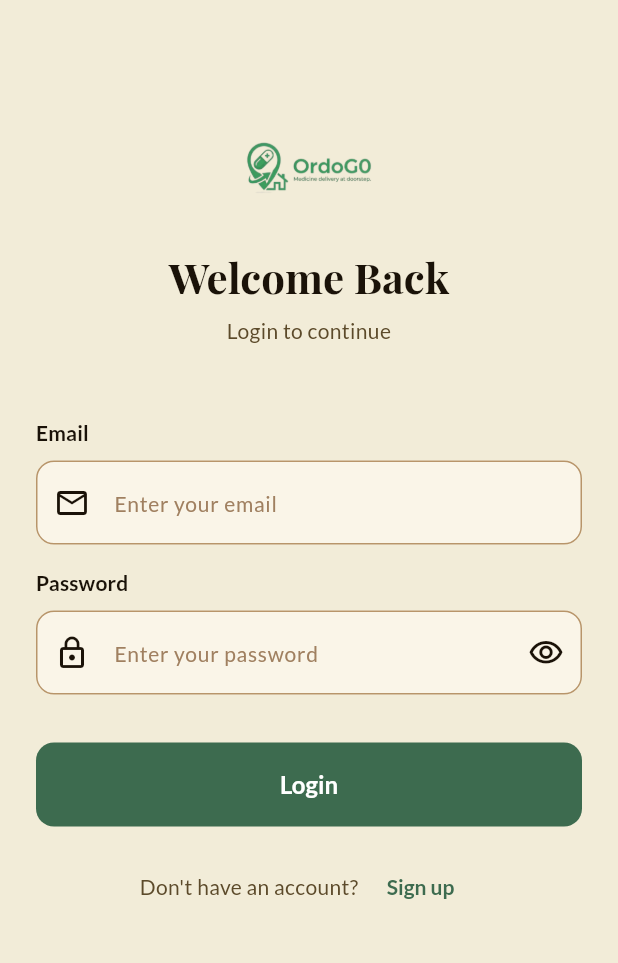
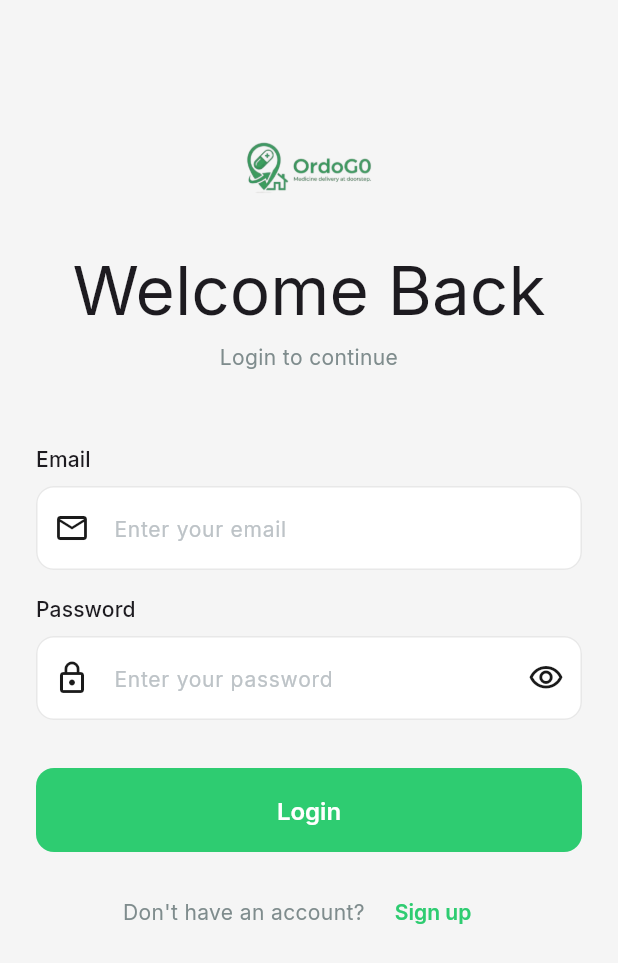
Before and after one commit to techvivek32/pharmacy, a Flutter app: the screen it shows after launch, on a phone screen of 412 x 824 dp. Shown: the top 963 px of the screen. Run offline on Flutter 3.47's test engine with Material 3 defaults, Android fonts, the phone set to English and light mode, and no system bars; our stand-ins replace cached_network_image, flutter_dotenv, flutter_map, geocoding, geolocator, google_fonts and 4 more; missing offline and left inert: razorpay_flutter; accounts and stored records are empty.

Commit message:
feat(theme,orders): update app theme and integrate Razorpay payment
- Replace vintage pharmacy theme with modern green palette and Inter font
- Remove pharmacy name display from order cards to use status labels
- Integrate Razorpay for online payments in quote confirmation flow
- Add service fee display in quote breakdown and improve UI consistency
- Implement payment success/error handling with provider integration

```diff
--- a/patient_app/lib/core/theme/app_theme.dart
+++ b/patient_app/lib/core/theme/app_theme.dart
@@ -2,29 +2,27 @@ import 'package:flutter/material.dart';
 import 'package:google_fonts/google_fonts.dart';
 
 class AppTheme {
-  // Vintage pharmacy palette
-  static const Color primary = Color(0xFF3D6B4F);        // deep pharmacy green
-  static const Color primaryLight = Color(0xFF6B9E7E);
-  static const Color primaryDark = Color(0xFF1B5E20);
-  static const Color secondary = Color(0xFF8B6914);      // antique gold/brown
-  static const Color accent = Color(0xFFC49A3C);         // warm gold
+  static const Color primary = Color(0xFF2ECC71);
+  static const Color primaryDark = Color(0xFF27AE60);
+  static const Color primaryLight = Color(0xFF58D68D);
+  static const Color secondary = Color(0xFF2ECC71);
+  static const Color accent = Color(0xFF2ECC71);
 
-  static const Color background = Color(0xFFF2ECD8);     // parchment
-  static const Color surface = Color(0xFFFAF5E8);        // light parchment
-  static const Color cardBorder = Color(0xFFB8956A);     // copper/brown border
-  static const Color navBar = Color(0xFF2C1F0E);         // dark wood
+  static const Color background = Color(0xFFF5F5F5);
+  static const Color surface = Color(0xFFFFFFFF);
+  static const Color cardBorder = Color(0xFFE8E8E8);
+  static const Color navBar = Color(0xFFFFFFFF);
 
-  static const Color error = Color(0xFFB71C1C);
-  static const Color success = Color(0xFF2E7D32);
-  static const Color warning = Color(0xFFF57F17);
-  static const Color info = Color(0xFF0277BD);
+  static const Color error = Color(0xFFE74C3C);
+  static const Color success = Color(0xFF2ECC71);
+  static const Color warning = Color(0xFFF39C12);
+  static const Color info = Color(0xFF3498DB);
 
-  static const Color textPrimary = Color(0xFF1A1208);
-  static const Color textSecondary = Color(0xFF5C4A2A);
-  static const Color textHint = Color(0xFFA08060);
-  static const Color divider = Color(0xFFD4B896);
+  static const Color textPrimary = Color(0xFF1A1A1A);
+  static const Color textSecondary = Color(0xFF7F8C8D);
+  static const Color textHint = Color(0xFFBDC3C7);
+  static const Color divider = Color(0xFFECF0F1);
 
-  // Spacing
   static const double spacing4 = 4.0;
   static const double spacing8 = 8.0;
   static const double spacing12 = 12.0;
@@ -34,7 +32,6 @@ class AppTheme {
   static const double spacing32 = 32.0;
   static const double spacing48 = 48.0;
 
-  // Border Radius
   static const double radiusSmall = 8.0;
   static const double radiusMedium = 12.0;
   static const double radiusLarge = 16.0;
@@ -58,65 +55,33 @@ class AppTheme {
         onError: Colors.white,
       ),
       scaffoldBackgroundColor: background,
-
-      // Playfair Display for headings, Lato for body
-      textTheme: GoogleFonts.latoTextTheme().copyWith(
-        displayLarge: GoogleFonts.playfairDisplay(
-          fontSize: 32, fontWeight: FontWeight.bold, color: textPrimary, height: 1.2,
-        ),
-        displayMedium: GoogleFonts.playfairDisplay(
-          fontSize: 28, fontWeight: FontWeight.bold, color: textPrimary, height: 1.2,
-        ),
-        displaySmall: GoogleFonts.playfairDisplay(
-          fontSize: 24, fontWeight: FontWeight.w600, color: textPrimary, height: 1.3,
-        ),
-        headlineMedium: GoogleFonts.playfairDisplay(
-          fontSize: 20, fontWeight: FontWeight.w600, color: textPrimary, height: 1.3,
-        ),
-        titleLarge: GoogleFonts.playfairDisplay(
-          fontSize: 18, fontWeight: FontWeight.w600, color: textPrimary, height: 1.4,
-        ),
-        titleMedium: GoogleFonts.lato(
-          fontSize: 16, fontWeight: FontWeight.w700, color: textPrimary, height: 1.4,
-        ),
-        bodyLarge: GoogleFonts.lato(
-          fontSize: 16, fontWeight: FontWeight.normal, color: textPrimary, height: 1.5,
-        ),
-        bodyMedium: GoogleFonts.lato(
-          fontSize: 14, fontWeight: FontWeight.normal, color: textSecondary, height: 1.5,
-        ),
-        bodySmall: GoogleFonts.lato(
-          fontSize: 12, fontWeight: FontWeight.normal, color: textSecondary, height: 1.5,
-        ),
-        labelLarge: GoogleFonts.lato(
-          fontSize: 14, fontWeight: FontWeight.w600, color: textPrimary, height: 1.4,
-        ),
+      textTheme: GoogleFonts.interTextTheme().copyWith(
+        displayLarge: GoogleFonts.inter(fontSize: 32, fontWeight: FontWeight.bold, color: textPrimary),
+        displaySmall: GoogleFonts.inter(fontSize: 24, fontWeight: FontWeight.w600, color: textPrimary),
+        headlineMedium: GoogleFonts.inter(fontSize: 20, fontWeight: FontWeight.w600, color: textPrimary),
+        titleLarge: GoogleFonts.inter(fontSize: 18, fontWeight: FontWeight.w600, color: textPrimary),
+        titleMedium: GoogleFonts.inter(fontSize: 16, fontWeight: FontWeight.w600, color: textPrimary),
+        bodyLarge: GoogleFonts.inter(fontSize: 16, color: textPrimary),
+        bodyMedium: GoogleFonts.inter(fontSize: 14, color: textSecondary),
+        bodySmall: GoogleFonts.inter(fontSize: 12, color: textSecondary),
       ),
-
-      // AppBar
       appBarTheme: AppBarTheme(
         backgroundColor: surface,
         elevation: 0,
-        centerTitle: true,
+        centerTitle: false,
         iconTheme: const IconThemeData(color: textPrimary),
-        titleTextStyle: GoogleFonts.playfairDisplay(
-          fontSize: 20, fontWeight: FontWeight.w600, color: textPrimary,
-        ),
+        titleTextStyle: GoogleFonts.inter(fontSize: 18, fontWeight: FontWeight.w600, color: textPrimary),
         surfaceTintColor: Colors.transparent,
       ),
-
-      // Card
       cardTheme: CardThemeData(
         color: surface,
         elevation: 0,
         shape: RoundedRectangleBorder(
           borderRadius: BorderRadius.circular(radiusLarge),
-          side: const BorderSide(color: cardBorder, width: 1.5),
+          side: const BorderSide(color: cardBorder, width: 1),
         ),
-        margin: const EdgeInsets.all(0),
+        margin: EdgeInsets.zero,
       ),
-
-      // Elevated Button
       elevatedButtonTheme: ElevatedButtonThemeData(
         style: ElevatedButton.styleFrom(
           backgroundColor: primary,
@@ -124,77 +89,49 @@ class AppTheme {
           elevation: 0,
           padding: const EdgeInsets.symmetric(horizontal: spacing32, vertical: spacing16),
           shape: RoundedRectangleBorder(borderRadius: BorderRadius.circular(radiusMedium)),
-          textStyle: GoogleFonts.lato(fontSize: 16, fontWeight: FontWeight.w700),
+          textStyle: GoogleFonts.inter(fontSize: 16, fontWeight: FontWeight.w600),
         ),
       ),
-
-      // Outlined Button
       outlinedButtonTheme: OutlinedButtonThemeData(
         style: OutlinedButton.styleFrom(
           foregroundColor: primary,
           padding: const EdgeInsets.symmetric(horizontal: spacing32, vertical: spacing16),
           shape: RoundedRectangleBorder(borderRadius: BorderRadius.circular(radiusMedium)),
           side: const BorderSide(color: primary, width: 1.5),
-          textStyle: GoogleFonts.lato(fontSize: 16, fontWeight: FontWeight.w700),
         ),
       ),
-
-      // Text Button
       textButtonTheme: TextButtonThemeData(
         style: TextButton.styleFrom(
           foregroundColor: primary,
           padding: const EdgeInsets.symmetric(horizontal: spacing16, vertical: spacing12),
-          textStyle: GoogleFonts.lato(fontSize: 14, fontWeight: FontWeight.w600),
+          textStyle: GoogleFonts.inter(fontSize: 14, fontWeight: FontWeight.w600),
         ),
       ),
-
-      // Input Decoration
       inputDecorationTheme: InputDecorationTheme(
         filled: true,
         fillColor: surface,
-        border: OutlineInputBorder(
-          borderRadius: BorderRadius.circular(radiusMedium),
-          borderSide: const BorderSide(color: cardBorder),
-        ),
-        enabledBorder: OutlineInputBorder(
-          borderRadius: BorderRadius.circular(radiusMedium),
-          borderSide: const BorderSide(color: cardBorder),
-        ),
-        focusedBorder: OutlineInputBorder(
-          borderRadius: BorderRadius.circular(radiusMedium),
-          borderSide: const BorderSide(color: primary, width: 2),
-        ),
-        errorBorder: OutlineInputBorder(
-          borderRadius: BorderRadius.circular(radiusMedium),
-          borderSide: const BorderSide(color: error, width: 1),
-        ),
-        focusedErrorBorder: OutlineInputBorder(
-          borderRadius: BorderRadius.circular(radiusMedium),
-          borderSide: const BorderSide(color: error, width: 2),
-        ),
+        border: OutlineInputBorder(borderRadius: BorderRadius.circular(radiusMedium), borderSide: const BorderSide(color: cardBorder)),
+        enabledBorder: OutlineInputBorder(borderRadius: BorderRadius.circular(radiusMedium), borderSide: const BorderSide(color: cardBorder)),
+        focusedBorder: OutlineInputBorder(borderRadius: BorderRadius.circular(radiusMedium), borderSide: const BorderSide(color: primary, width: 2)),
+        errorBorder: OutlineInputBorder(borderRadius: BorderRadius.circular(radiusMedium), borderSide: const BorderSide(color: error, width: 1)),
+        focusedErrorBorder: OutlineInputBorder(borderRadius: BorderRadius.circular(radiusMedium), borderSide: const BorderSide(color: error, width: 2)),
         contentPadding: const EdgeInsets.symmetric(horizontal: spacing16, vertical: spacing16),
-        hintStyle: GoogleFonts.lato(fontSize: 14, color: textHint),
+        hintStyle: GoogleFonts.inter(fontSize: 14, color: textHint),
       ),
-
-      // Bottom Navigation Bar
       bottomNavigationBarTheme: BottomNavigationBarThemeData(
-        backgroundColor: navBar,
-        selectedItemColor: accent,
-        unselectedItemColor: const Color(0xFF8B7355),
-        selectedLabelStyle: GoogleFonts.lato(fontSize: 12, fontWeight: FontWeight.w600),
-        unselectedLabelStyle: GoogleFonts.lato(fontSize: 12),
+        backgroundColor: surface,
+        selectedItemColor: primary,
+        unselectedItemColor: textSecondary,
+        selectedLabelStyle: GoogleFonts.inter(fontSize: 12, fontWeight: FontWeight.w600),
+        unselectedLabelStyle: GoogleFonts.inter(fontSize: 12),
         type: BottomNavigationBarType.fixed,
         elevation: 8,
       ),
-
-      // Divider
       dividerTheme: const DividerThemeData(color: divider, thickness: 1, space: 1),
-
-      // Chip
       chipTheme: ChipThemeData(
         backgroundColor: background,
-        selectedColor: primary.withValues(alpha: 0.15),
-        labelStyle: GoogleFonts.lato(fontSize: 12, fontWeight: FontWeight.w500),
+        selectedColor: Color(0x262ECC71),
+        labelStyle: GoogleFonts.inter(fontSize: 12, fontWeight: FontWeight.w500),
         padding: const EdgeInsets.symmetric(horizontal: spacing12, vertical: spacing8),
         shape: RoundedRectangleBorder(borderRadius: BorderRadius.circular(radiusSmall)),
       ),
```
Also changed, not shown: patient_app/lib/features/home/screens/home_screen.dart (+1 -11 lines), patient_app/lib/features/orders/screens/my_quotes_screen.dart (+148 -81 lines).
